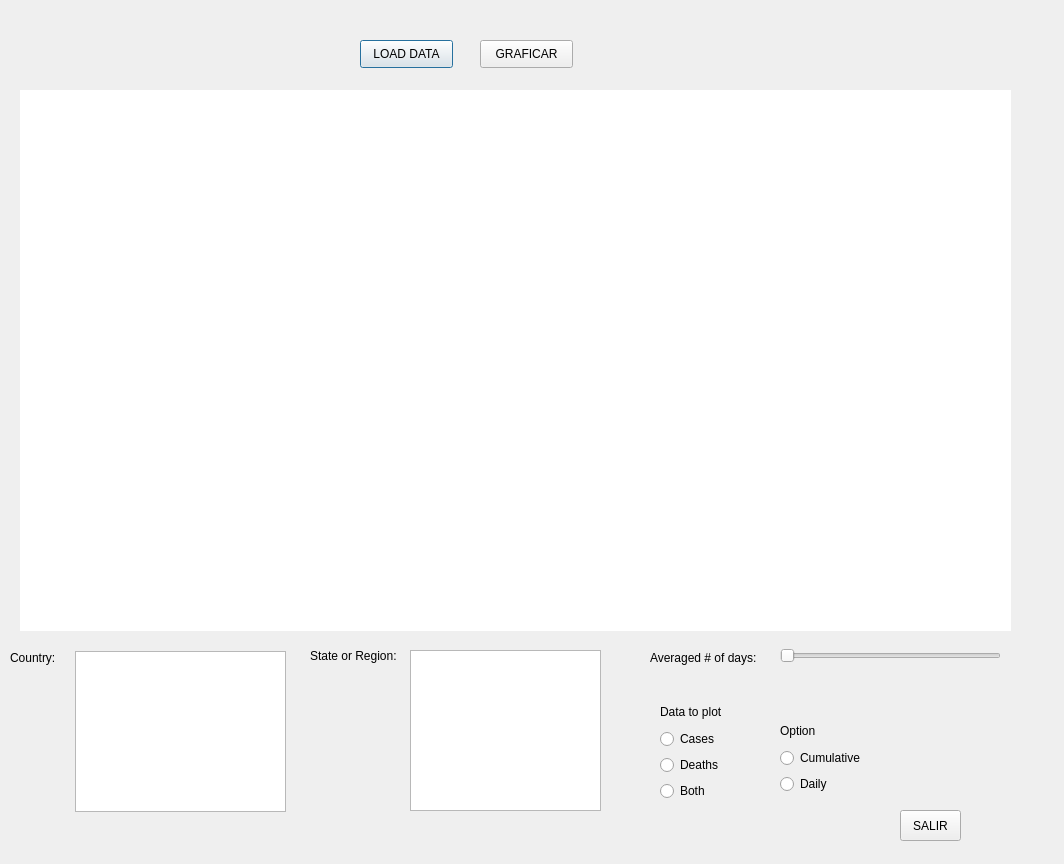
This is interfaz.ui in dfguaman3/INTERFAZ_COVID as Qt 5 draws it before an edit. The edited form follows.
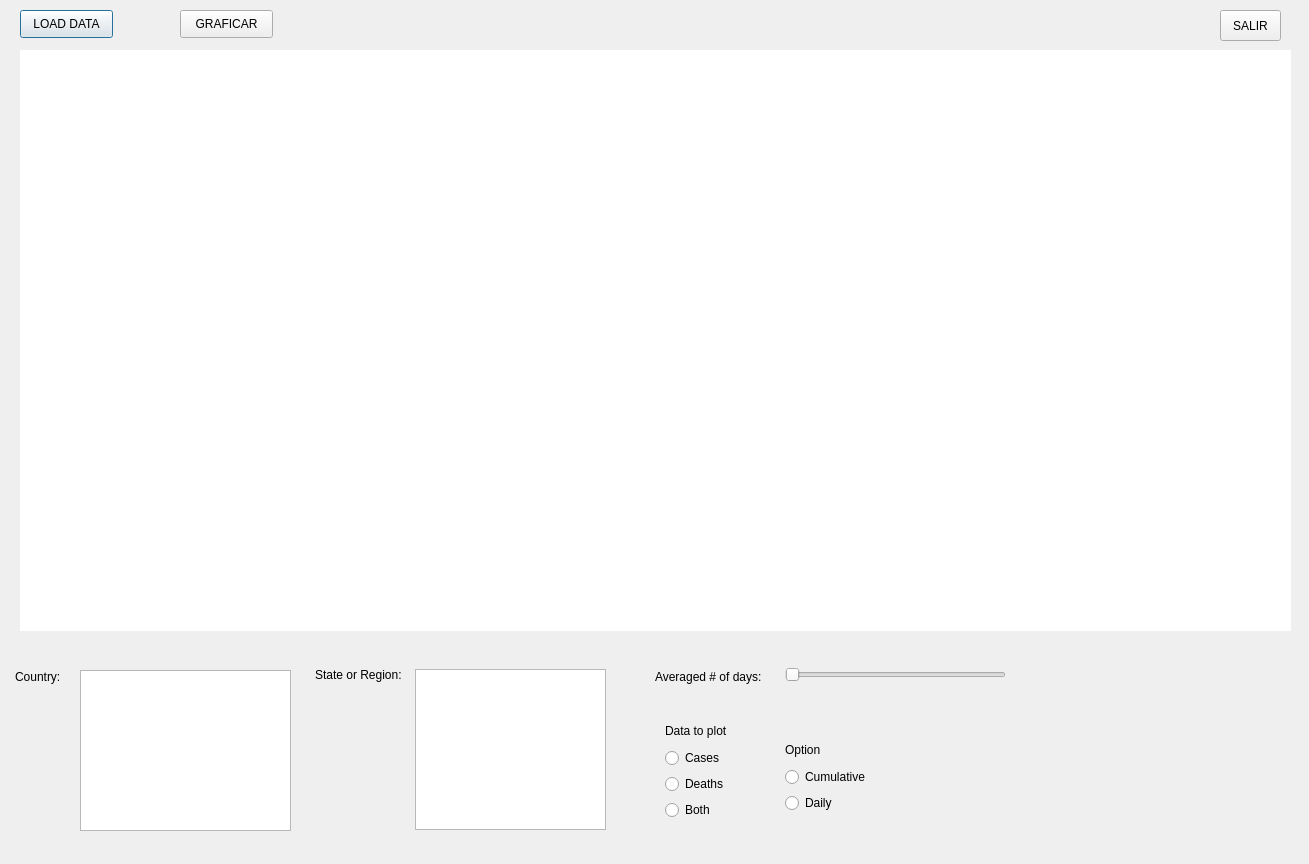
This is the edited form.

Diff of the .ui file:
```diff
--- a/interfaz.ui
+++ b/interfaz.ui
@@ -6,7 +6,7 @@
    <rect>
     <x>0</x>
     <y>0</y>
-    <width>1064</width>
+    <width>1309</width>
     <height>864</height>
    </rect>
   </property>
@@ -16,8 +16,8 @@
   <widget class="QPushButton" name="cargar">
    <property name="geometry">
     <rect>
-     <x>360</x>
-     <y>40</y>
+     <x>20</x>
+     <y>10</y>
      <width>93</width>
      <height>28</height>
     </rect>
@@ -30,9 +30,9 @@
    <property name="geometry">
     <rect>
      <x>20</x>
-     <y>90</y>
-     <width>991</width>
-     <height>541</height>
+     <y>50</y>
+     <width>1271</width>
+     <height>581</height>
     </rect>
    </property>
    <property name="styleSheet">
@@ -42,8 +42,8 @@
   <widget class="QPushButton" name="pushButton">
    <property name="geometry">
     <rect>
-     <x>900</x>
-     <y>810</y>
+     <x>1220</x>
+     <y>10</y>
      <width>61</width>
      <height>31</height>
     </rect>
@@ -55,8 +55,8 @@
   <widget class="QLabel" name="label_3">
    <property name="geometry">
     <rect>
-     <x>10</x>
-     <y>650</y>
+     <x>15</x>
+     <y>669</y>
      <width>55</width>
      <height>16</height>
     </rect>
@@ -68,8 +68,8 @@
   <widget class="QLabel" name="label_4">
    <property name="geometry">
     <rect>
-     <x>310</x>
-     <y>640</y>
+     <x>315</x>
+     <y>659</y>
      <width>101</width>
      <height>31</height>
     </rect>
@@ -81,8 +81,8 @@
   <widget class="QSlider" name="scrollbar">
    <property name="geometry">
     <rect>
-     <x>780</x>
-     <y>640</y>
+     <x>785</x>
+     <y>659</y>
      <width>221</width>
      <height>31</height>
     </rect>
@@ -94,8 +94,8 @@
   <widget class="QLabel" name="label_5">
    <property name="geometry">
     <rect>
-     <x>650</x>
-     <y>650</y>
+     <x>655</x>
+     <y>669</y>
      <width>121</width>
      <height>16</height>
     </rect>
@@ -107,8 +107,8 @@
   <widget class="QListWidget" name="listacountry">
    <property name="geometry">
     <rect>
-     <x>75</x>
-     <y>651</y>
+     <x>80</x>
+     <y>670</y>
      <width>211</width>
      <height>161</height>
     </rect>
@@ -117,8 +117,8 @@
   <widget class="QListWidget" name="listastate">
    <property name="geometry">
     <rect>
-     <x>410</x>
-     <y>650</y>
+     <x>415</x>
+     <y>669</y>
      <width>191</width>
      <height>161</height>
     </rect>
@@ -127,8 +127,8 @@
   <widget class="QPushButton" name="graficar">
    <property name="geometry">
     <rect>
-     <x>480</x>
-     <y>40</y>
+     <x>180</x>
+     <y>10</y>
      <width>93</width>
      <height>28</height>
     </rect>
@@ -137,11 +137,11 @@
     <string>GRAFICAR</string>
    </property>
   </widget>
-  <widget class="QWidget" name="">
+  <widget class="QWidget" name="layoutWidget">
    <property name="geometry">
     <rect>
-     <x>780</x>
-     <y>720</y>
+     <x>785</x>
+     <y>739</y>
      <width>94</width>
      <height>74</height>
     </rect>
@@ -174,11 +174,11 @@
     </item>
    </layout>
   </widget>
-  <widget class="QWidget" name="">
+  <widget class="QWidget" name="layoutWidget">
    <property name="geometry">
     <rect>
-     <x>660</x>
-     <y>700</y>
+     <x>665</x>
+     <y>719</y>
      <width>70</width>
      <height>101</height>
     </rect>
```
